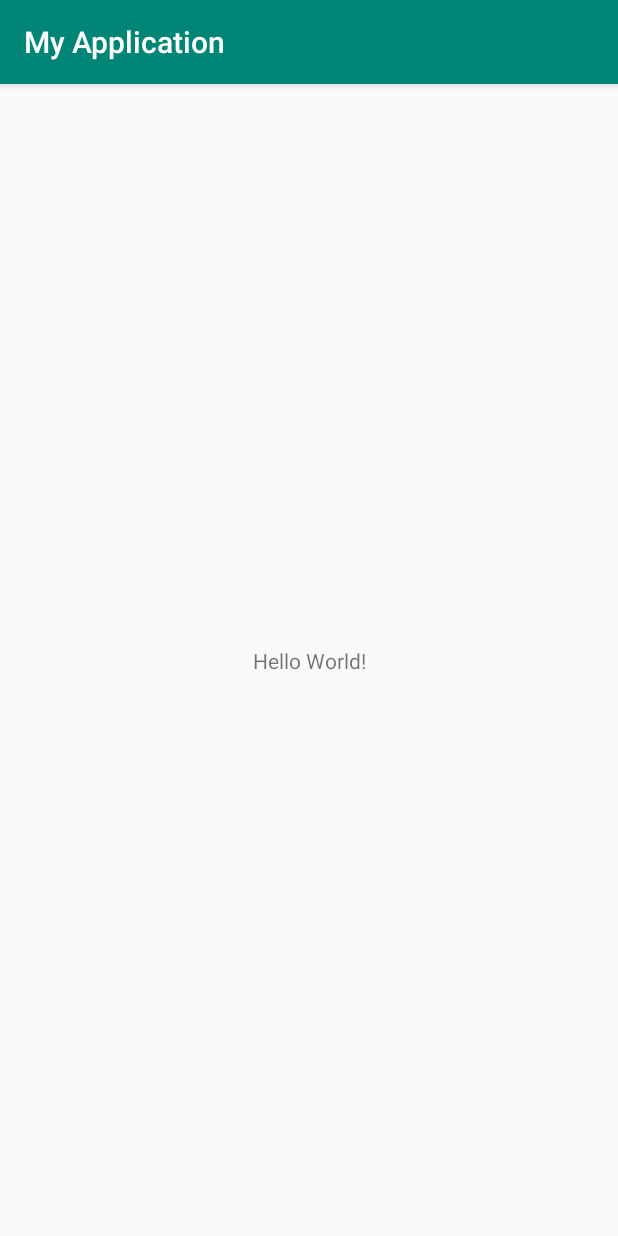
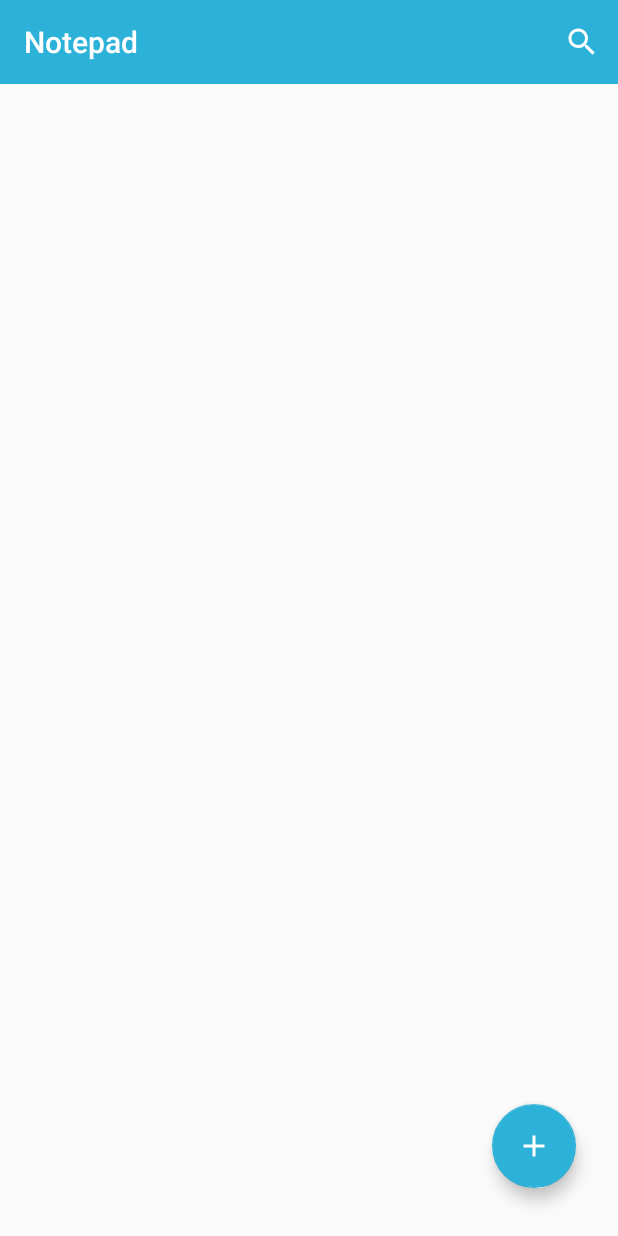
Before and after one commit to enes-ozdemir/NotepadApp, an Android app: the screen it shows after launch (MainActivity), on a phone screen of 412 x 824 dp. Run offline under Robolectric (Android 15) with nearby library versions, the phone set to English and light mode, and no system bars.

Commit message:
Initial Commit

```diff
--- a/app/build.gradle
+++ b/app/build.gradle
@@ -26,4 +26,5 @@ dependencies {
     testImplementation 'junit:junit:4.12'
     androidTestImplementation 'androidx.test.ext:junit:1.1.0'
     androidTestImplementation 'androidx.test.espresso:espresso-core:3.1.1'
+    implementation 'com.google.android.material:material:1.0.0'
 }
--- a/app/src/main/java/com/eozdemir/notepad/MainActivity.java
+++ b/app/src/main/java/com/eozdemir/notepad/MainActivity.java
@@ -1,14 +1,71 @@
 package com.eozdemir.notepad;
 
+import android.os.Bundle;
+import android.view.Menu;
+import android.view.MenuItem;
+import android.view.View;
+
 import androidx.appcompat.app.AppCompatActivity;
+import androidx.appcompat.widget.SearchView;
+import androidx.appcompat.widget.Toolbar;
+import androidx.recyclerview.widget.RecyclerView;
 
-import android.os.Bundle;
 
-public class MainActivity extends AppCompatActivity {
+import com.google.android.material.floatingactionbutton.FloatingActionButton;
+
+public class MainActivity extends AppCompatActivity implements SearchView.OnQueryTextListener{
+
+    RecyclerView mRecyclerView;
+    FloatingActionButton mAddNote;
+    Toolbar mToolbar;
 
     @Override
     protected void onCreate(Bundle savedInstanceState) {
         super.onCreate(savedInstanceState);
         setContentView(R.layout.activity_main);
+
+        mRecyclerView = findViewById(R.id.rvmain);
+        mAddNote = findViewById(R.id.addNote);
+        setToolbar();
+
+        mAddNote.setRippleColor((getResources().getColor(R.color.design_default_color_primary_dark)));
+
+        mAddNote.setOnClickListener(new View.OnClickListener() {
+            @Override
+            public void onClick(View v) {
+
+            }
+        });
+
+
+    }
+
+    private void setToolbar() {
+
+        mToolbar = findViewById(R.id.toolbar);
+        mToolbar.setTitle(R.string.app_name);
+        mToolbar.setTitleTextColor(getResources().getColor(R.color.textPrimaryColor));
+        setSupportActionBar(mToolbar);
+    }
+
+    @Override
+    public boolean onCreateOptionsMenu(Menu menu) {
+        getMenuInflater().inflate(R.menu.menu,menu);
+
+        MenuItem menuItem = menu.findItem(R.id.app_bar_search);
+        SearchView searchView = (SearchView) menuItem.getActionView();
+        searchView.setOnQueryTextListener(this);
+
+        return super.onCreateOptionsMenu(menu);
+    }
+
+    @Override
+    public boolean onQueryTextSubmit(String query) {
+        return false;
+    }
+
+    @Override
+    public boolean onQueryTextChange(String newText) {
+        return false;
     }
 }
--- /dev/null
+++ b/app/src/main/res/drawable/ic_search_white_24dp.xml
@@ -0,0 +1,9 @@
+<vector xmlns:android="http://schemas.android.com/apk/res/android"
+        android:width="24dp"
+        android:height="24dp"
+        android:viewportWidth="24.0"
+        android:viewportHeight="24.0">
+    <path
+        android:fillColor="#FFFFFF"
+        android:pathData="M15.5,14h-0.79l-0.28,-0.27C15.41,12.59 16,11.11 16,9.5 16,5.91 13.09,3 9.5,3S3,5.91 3,9.5 5.91,16 9.5,16c1.61,0 3.09,-0.59 4.23,-1.57l0.27,0.28v0.79l5,4.99L20.49,19l-4.99,-5zM9.5,14C7.01,14 5,11.99 5,9.5S7.01,5 9.5,5 14,7.01 14,9.5 11.99,14 9.5,14z"/>
+</vector>
--- /dev/null
+++ b/app/src/main/res/drawable/vector_plus.xml
@@ -0,0 +1,5 @@
+<vector android:height="36dp" android:tint="#FFFFFF"
+    android:viewportHeight="24.0" android:viewportWidth="24.0"
+    android:width="36dp" xmlns:android="http://schemas.android.com/apk/res/android">
+    <path android:fillColor="#FF000000" android:pathData="M19,13h-6v6h-2v-6H5v-2h6V5h2v6h6v2z"/>
+</vector>
--- a/app/src/main/res/layout/activity_main.xml
+++ b/app/src/main/res/layout/activity_main.xml
@@ -4,15 +4,41 @@
     xmlns:tools="http://schemas.android.com/tools"
     android:layout_width="match_parent"
     android:layout_height="match_parent"
-    tools:context=".MainActivity">
+    tools:context=".MainActivity"
+    tools:layout_editor_absoluteY="81dp">
 
-    <TextView
+    <androidx.appcompat.widget.Toolbar
+        android:id="@+id/toolbar"
+        android:layout_width="match_parent"
+        android:layout_height="wrap_content"
+        android:background="#2CB1D8"
+        android:minHeight="?attr/actionBarSize"
+        android:theme="?attr/actionBarTheme"
+        app:layout_constraintEnd_toEndOf="parent"
+        app:layout_constraintStart_toStartOf="parent"
+        app:layout_constraintTop_toTopOf="parent" />
+
+    <androidx.recyclerview.widget.RecyclerView
+        android:id="@+id/rvmain"
+        android:layout_width="0dp"
+        android:layout_height="0dp"
+        app:layout_constraintBottom_toBottomOf="parent"
+        app:layout_constraintEnd_toEndOf="parent"
+        app:layout_constraintHorizontal_bias="0.0"
+        app:layout_constraintStart_toStartOf="@id/toolbar"
+        app:layout_constraintTop_toBottomOf="@+id/toolbar"
+        app:layout_constraintVertical_bias="1.0" />
+
+    <com.google.android.material.floatingactionbutton.FloatingActionButton
+        android:id="@+id/addNote"
         android:layout_width="wrap_content"
         android:layout_height="wrap_content"
-        android:text="Hello World!"
+        android:layout_marginEnd="28dp"
+        android:layout_marginRight="28dp"
+        android:layout_marginBottom="32dp"
+        android:clickable="true"
+        app:backgroundTint="#2CB1D8"
         app:layout_constraintBottom_toBottomOf="parent"
-        app:layout_constraintLeft_toLeftOf="parent"
-        app:layout_constraintRight_toRightOf="parent"
-        app:layout_constraintTop_toTopOf="parent" />
-
+        app:layout_constraintEnd_toEndOf="parent"
+        app:srcCompat="@drawable/vector_plus" />
 </androidx.constraintlayout.widget.ConstraintLayout>
--- /dev/null
+++ b/app/src/main/res/menu/menu.xml
@@ -0,0 +1,12 @@
+<?xml version="1.0" encoding="utf-8"?>
+<menu xmlns:app="http://schemas.android.com/apk/res-auto"
+    xmlns:android="http://schemas.android.com/apk/res/android">
+
+    <item
+        android:id="@+id/app_bar_search"
+        android:enabled="true"
+        android:icon="@drawable/ic_search_white_24dp"
+        android:title="@string/search"
+        app:actionViewClass="androidx.appcompat.widget.SearchView"
+        app:showAsAction="always|collapseActionView" />
+</menu>
--- a/app/src/main/res/values/colors.xml
+++ b/app/src/main/res/values/colors.xml
@@ -1,6 +1,7 @@
 <?xml version="1.0" encoding="utf-8"?>
 <resources>
-    <color name="colorPrimary">#008577</color>
-    <color name="colorPrimaryDark">#00574B</color>
-    <color name="colorAccent">#D81B60</color>
+    <color name="colorPrimary">#2CB1D8</color>
+    <color name="colorPrimaryDark">#128BAF</color>
+    <color name="colorAccent">#0D5D85</color>
+    <color name="textPrimaryColor">#FFFFFF</color>
 </resources>
--- a/app/src/main/res/values/strings.xml
+++ b/app/src/main/res/values/strings.xml
@@ -1,3 +1,4 @@
 <resources>
-    <string name="app_name">My Application</string>
+    <string name="app_name">Notepad</string>
+    <string name="search">Search</string>
 </resources>
--- a/app/src/main/res/values/styles.xml
+++ b/app/src/main/res/values/styles.xml
@@ -6,6 +6,11 @@
         <item name="colorPrimary">@color/colorPrimary</item>
         <item name="colorPrimaryDark">@color/colorPrimaryDark</item>
         <item name="colorAccent">@color/colorAccent</item>
+
+
+        <item name="windowNoTitle">true</item>
+        <item name="windowActionBar">false</item>
+
     </style>
 
 </resources>
--- a/build.gradle
+++ b/build.gradle
@@ -6,6 +6,7 @@ buildscript {
         jcenter()
 
     }
+
     dependencies {
         classpath 'com.android.tools.build:gradle:3.5.2'
 
```
Also changed, not shown: 1 other file.
